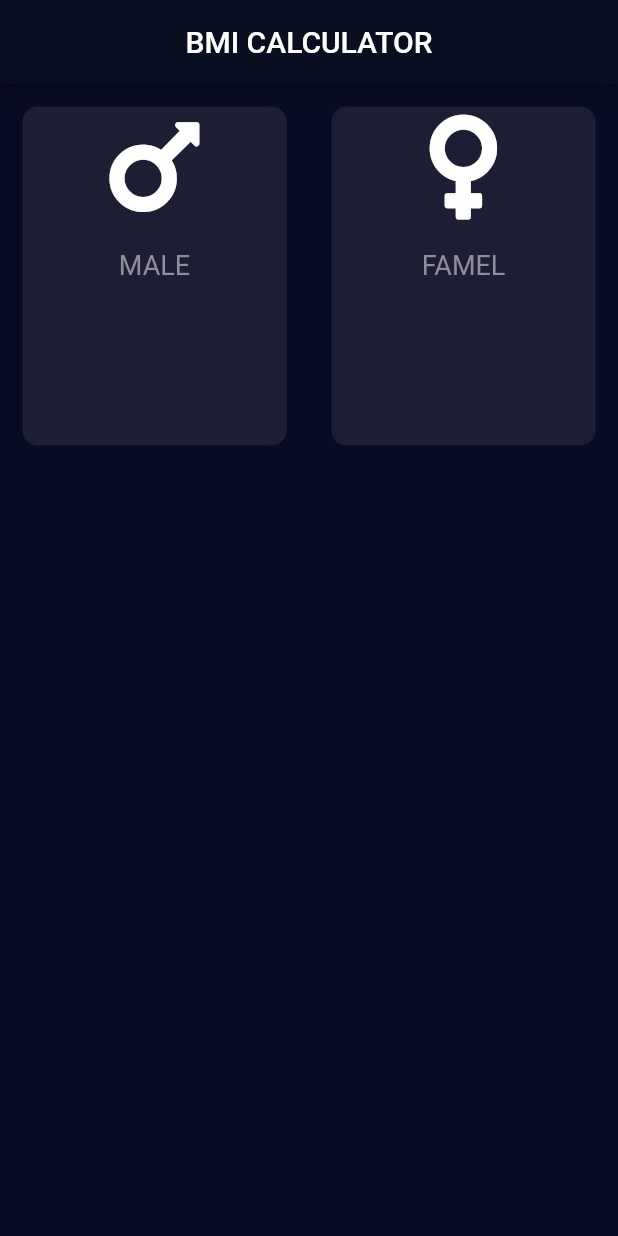
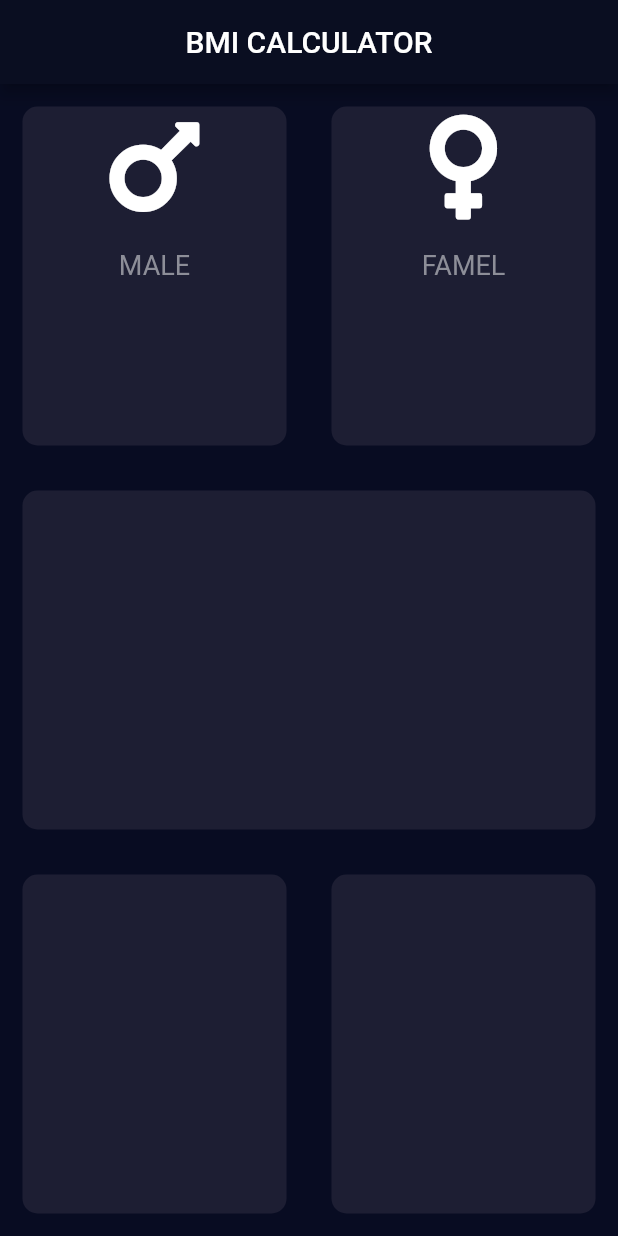
Before and after one commit to Naxalov/BMICALCULATOR, a Flutter app: the screen it shows after launch, on a phone screen of 412 x 824 dp. Run offline on Flutter 3.47's test engine with Material 2 defaults, Android fonts, the phone set to English and light mode, and no system bars; our stand-ins replace font_awesome_flutter.

Commit message:
add activeColor

```diff
--- a/lib/screen/inputPage.dart
+++ b/lib/screen/inputPage.dart
@@ -2,7 +2,8 @@ import 'package:flutter/material.dart';
 import 'package:font_awesome_flutter/font_awesome_flutter.dart';
 
 const Color activeCardColor = Color(0xFF1D1E33);
-
+const Color bottomContainerColor = Color(0xFFEB1555);
+const bottomContainerHeight = 80.0;
 //Color(0xFF1D1E33)
 class InputPage extends StatefulWidget {
   @override
@@ -42,14 +43,14 @@ class _InputPageState extends State<InputPage> {
               ),
             ),
             Expanded(
-              child: InputCard(),
+              child: InputCard(color: activeCardColor,),
             ),
             Expanded(
               child: Row(
                 children: <Widget>[
-                  Expanded(child: InputCard()),
+                  Expanded(child: InputCard(color: activeCardColor,)),
                   Expanded(
-                    child: InputCard(),
+                    child: InputCard(color: activeCardColor,),
                   ),
                 ],
               ),
```
